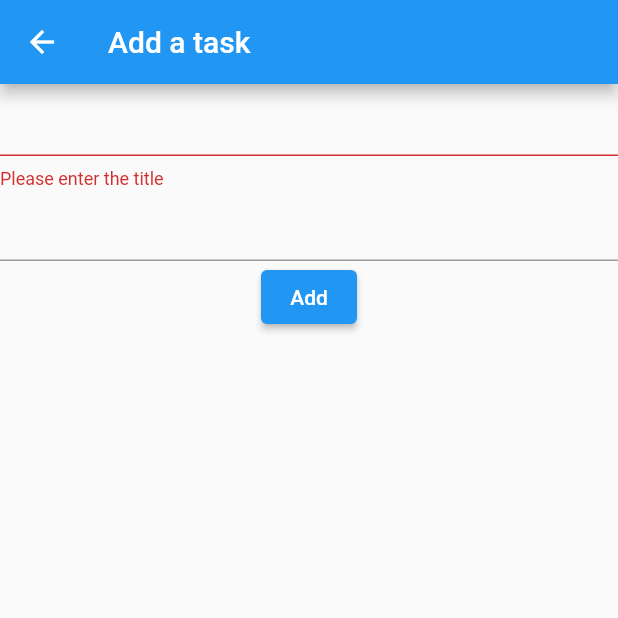
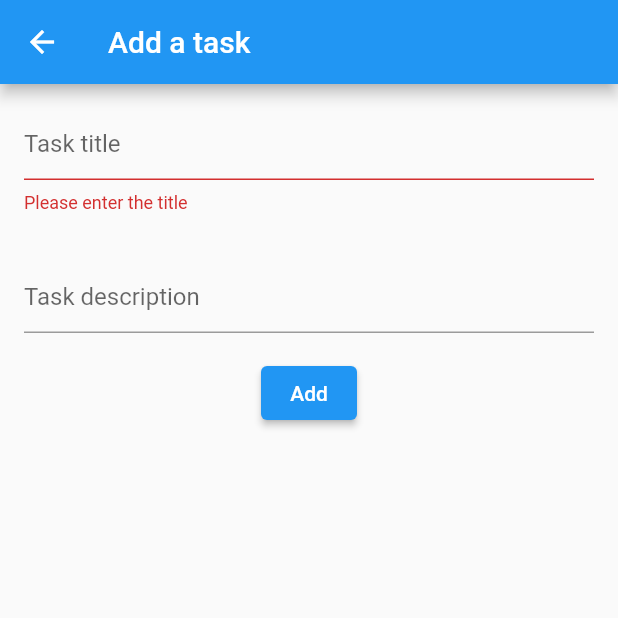
Before and after one commit to guerra08/flutter_todo, a Flutter app: the CreatePage screen opened by its route, after a tap on "Add", on a phone screen of 412 x 824 dp, the top half of it. Run offline on Flutter 3.47's test engine with Material 2 defaults, Android fonts, the phone set to English and light mode, and no system bars; our stand-ins replace cloud_firestore, firebase_core, get_it, go_router; accounts and stored records are empty.

Commit message:
Makes the create screen better

```diff
--- a/lib/pages/create_page.dart
+++ b/lib/pages/create_page.dart
@@ -15,6 +15,15 @@ class _CreatePageState extends State<CreatePage> {
   final _formKey = GlobalKey<FormState>();
   String? _title, _description;
 
+  Future<void> submitForm() async {
+    if (_formKey.currentState!.validate()) {
+      _formKey.currentState?.save();
+      await locator.get<TaskService>().addNewTask(
+          Task(title: _title!, description: _description ?? "", isDone: false));
+      GoRouter.of(context).pop();
+    }
+  }
+
   @override
   Widget build(BuildContext context) {
     return Scaffold(
@@ -25,7 +34,12 @@ class _CreatePageState extends State<CreatePage> {
         key: _formKey,
         child: Column(
           children: [
-            TextFormField(
+            Padding(
+              padding: const EdgeInsets.all(16.0),
+              child: TextFormField(
+                decoration: const InputDecoration(
+                  hintText: "Task title",
+                ),
                 validator: (value) {
                   if (value == null || value.isEmpty) {
                     return "Please enter the title";
@@ -33,26 +47,29 @@ class _CreatePageState extends State<CreatePage> {
                     return null;
                   }
                 },
+                textInputAction: TextInputAction.next,
                 onSaved: (value) {
                   _title = value;
                 },
               ),
-            TextFormField(
+            ),
+            Padding(
+              padding: const EdgeInsets.all(16.0),
+              child: TextFormField(
+                decoration: const InputDecoration(
+                  hintText: "Task description",
+                ),
+                textInputAction: TextInputAction.done,
                 onSaved: (value) {
                   _description = value;
                 },
+                onFieldSubmitted: (_) {
+                  submitForm();
+                },
+              ),
             ),
             ElevatedButton(
-              onPressed: () async {
-                if (_formKey.currentState!.validate()) {
-                  _formKey.currentState?.save();
-                  await locator.get<TaskService>().addNewTask(Task(
-                      title: _title!,
-                      description: _description ?? "",
-                      isDone: false));
-                  GoRouter.of(context).pop();
-                }
-              },
+              onPressed: submitForm,
               child: const Text("Add"),
             ),
           ],
```
Lines whose indentation alone changed are shown as unchanged.
